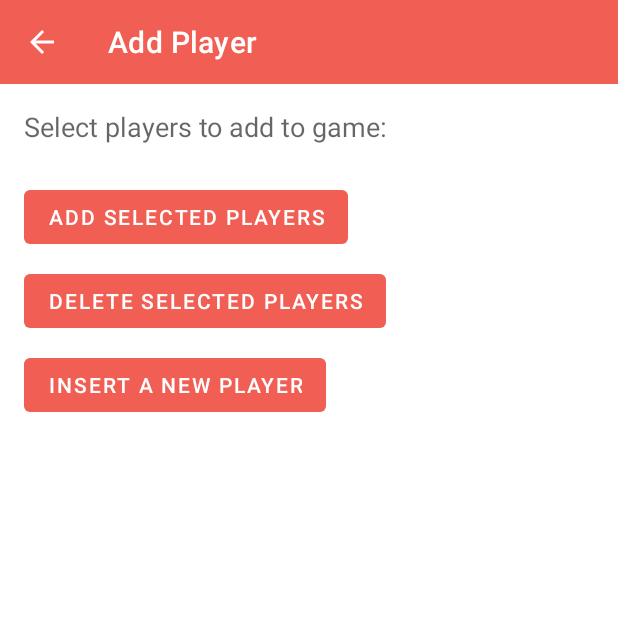
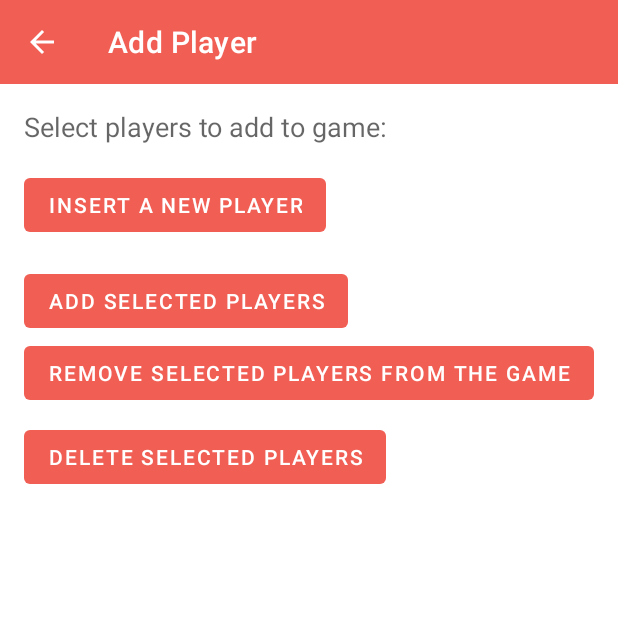
Before and after one commit to grapergrape/RummyTracker, an Android app: the AddPlayerActivity screen opened directly, with no data from a screen before it, on a phone screen of 412 x 824 dp, the top half of it. Run offline under Robolectric (Android 15) with nearby library versions, the phone set to English and light mode, and no system bars.

Commit message:
saving changes

```diff
--- a/app/src/main/res/layout/activity_add_player.xml
+++ b/app/src/main/res/layout/activity_add_player.xml
@@ -18,6 +18,12 @@
         android:layout_height="wrap_content"
         android:layout_marginTop="8dp" />
 
+    <Button
+        android:id="@+id/insert_player_button"
+        android:layout_width="wrap_content"
+        android:layout_height="wrap_content"
+        android:layout_marginTop="8dp"
+        android:text="Insert a new player" />
 
     <Button
         android:id="@+id/add_players_button"
@@ -27,17 +33,18 @@
         android:text="Add selected players" />
 
     <Button
+        android:id="@+id/remove_players_button"
+        android:layout_width="match_parent"
+        android:layout_height="wrap_content"
+        android:text="Remove Selected Players from the Game" />
+
+    <Button
         android:id="@+id/delete_player_button"
         android:layout_width="wrap_content"
         android:layout_height="wrap_content"
         android:layout_marginTop="8dp"
         android:text="Delete selected players" />
 
-    <Button
-        android:id="@+id/insert_player_button"
-        android:layout_width="wrap_content"
-        android:layout_height="wrap_content"
-        android:layout_marginTop="8dp"
-        android:text="Insert a new player" />
+
 
 </LinearLayout>
--- a/app/src/main/res/values/strings.xml
+++ b/app/src/main/res/values/strings.xml
@@ -2,7 +2,7 @@
     <string name="app_name">Rummy Tracker</string>
     <string name="players_list_title">"Player List:"</string>
     <string name="no_players_text">There are no players added to this game, please add players</string>
-    <string name="add_player_button_text">Add a player</string>
+    <string name="add_player_button_text">Edit or Add Players</string>
     <string name="main_menu_choose_a_game">Choose a Game</string>
     <string name="button_write_score_string">WRITE SCORE</string>
     <string name="button_leaderboards_string">LEADERBOARDS</string>
```
Also changed, not shown: app/src/main/java/si/uni_lj/fe/tnuv/AddPlayerActivity.java (+15 -0 lines), app/src/main/java/si/uni_lj/fe/tnuv/database/MyDatabaseHelper.java (+29 -0 lines), app/src/main/res/layout/activity_score_table.xml (+0 -30 lines).
